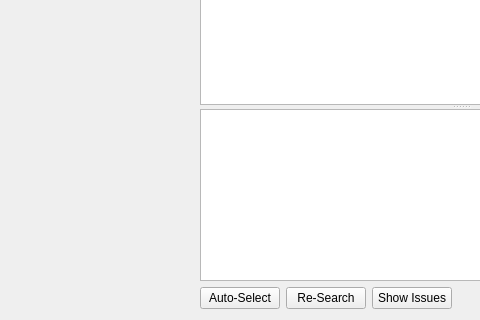
This is volumeselectionwindow.ui in comictagger/comictagger as Qt 5 draws it before an edit; both pictures show x 117 to 597 and y 156 to 476 of the 849 by 476 pixel window. The edited form follows.
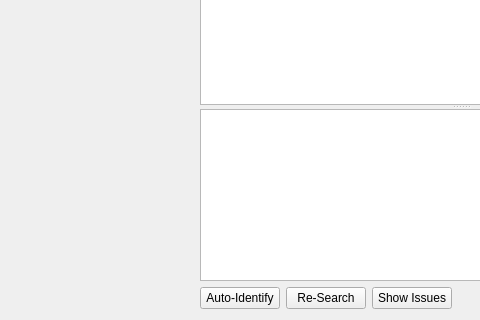
This is the edited form.

Patch:
```diff
--- a/volumeselectionwindow.ui
+++ b/volumeselectionwindow.ui
@@ -127,7 +127,7 @@
          <item>
           <widget class="QPushButton" name="btnAutoSelect">
            <property name="text">
-            <string>Auto-Select</string>
+            <string>Auto-Identify</string>
            </property>
           </widget>
          </item>
```
